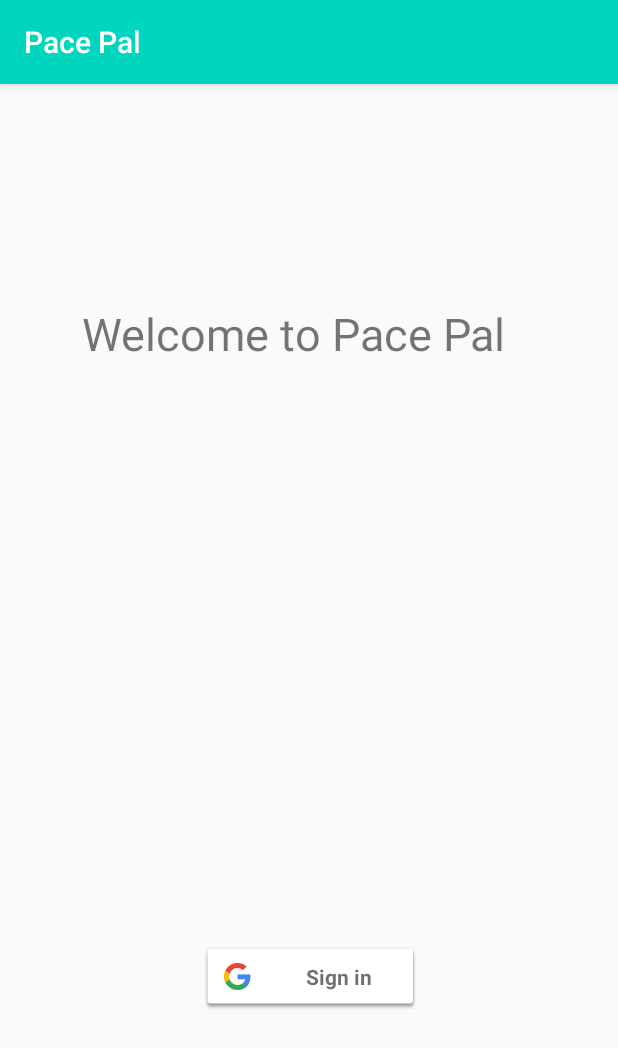
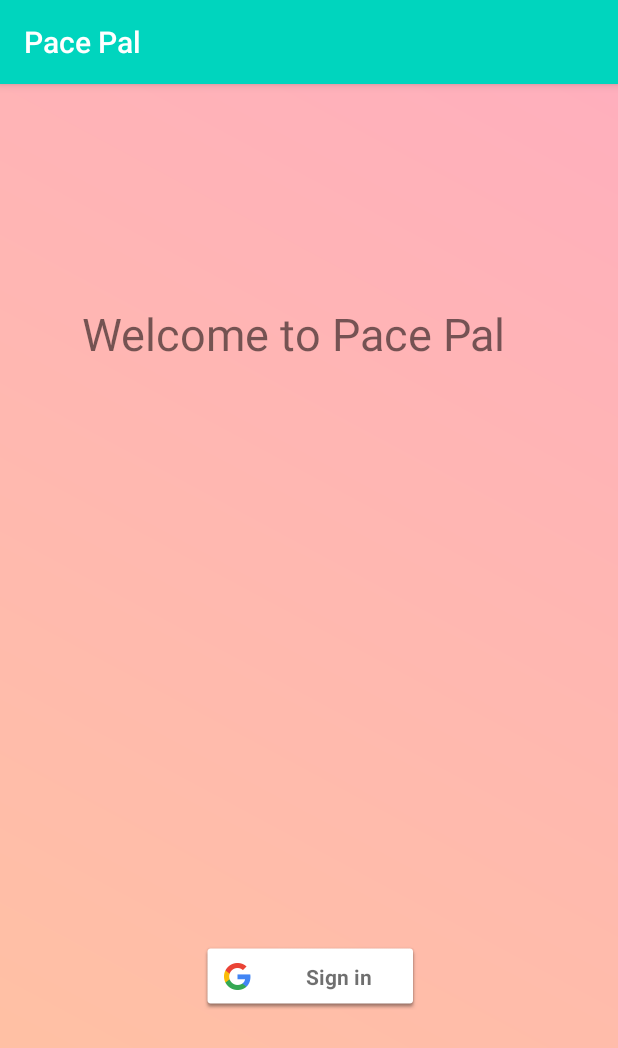
Before and after one commit to Pace-Pal/Pace-Pal-152, an Android app: the screen it shows after launch (MainActivity), on a phone screen of 412 x 824 dp. Shown: the top 1048 px of the screen. Run offline under Robolectric (Android 15) with nearby library versions, the phone set to English and light mode, and no system bars; our stand-ins replace Firebase (no records; nobody signed in at launch, a user with empty details on screens opened directly).

Commit message:
Successful gradient background
Figured out what went wrong with the most recent commit. Fixed it.

```diff
--- /dev/null
+++ b/app/src/main/res/drawable/gradient.xml
@@ -0,0 +1,8 @@
+<?xml version="1.0" encoding="utf-8"?>
+<shape xmlns:android="http://schemas.android.com/apk/res/android"
+        android:shape="rectangle">
+        <gradient
+            android:startColor="#ffc3a0"
+            android:endColor="#ffafbd"
+            android:angle="45"/>
+    </shape>
--- a/app/src/main/res/layout/activity_main.xml
+++ b/app/src/main/res/layout/activity_main.xml
@@ -4,6 +4,7 @@
     xmlns:tools="http://schemas.android.com/tools"
     android:layout_width="match_parent"
     android:layout_height="match_parent"
+    android:background="@drawable/gradient"
     tools:context=".MainActivity">
 
     <Button
```
Also changed, not shown: 1 other file.
